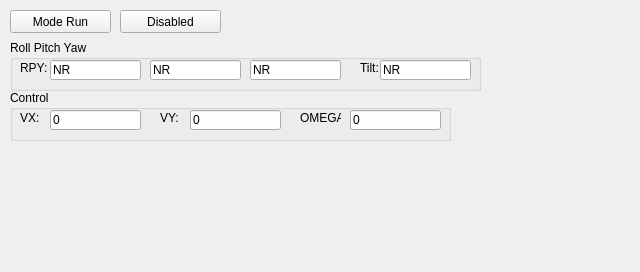
Qt form software/GCSQt/mode_run.ui (tuannv-github/PIFer) before a commit.
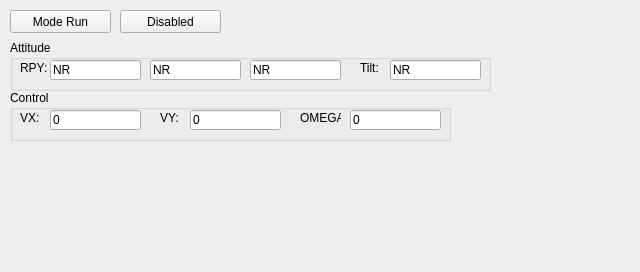
The same form after that commit.

```diff
--- a/software/GCSQt/mode_run.ui
+++ b/software/GCSQt/mode_run.ui
@@ -18,12 +18,12 @@
     <rect>
      <x>10</x>
      <y>40</y>
-     <width>471</width>
+     <width>481</width>
      <height>51</height>
     </rect>
    </property>
    <property name="title">
-    <string>Roll Pitch Yaw</string>
+    <string>Attitude</string>
    </property>
    <widget class="QLabel" name="label_47">
     <property name="geometry">
@@ -102,7 +102,7 @@
    <widget class="QLineEdit" name="tb_tilt_cal">
     <property name="geometry">
      <rect>
-      <x>370</x>
+      <x>380</x>
       <y>20</y>
       <width>91</width>
       <height>20</height>
```
